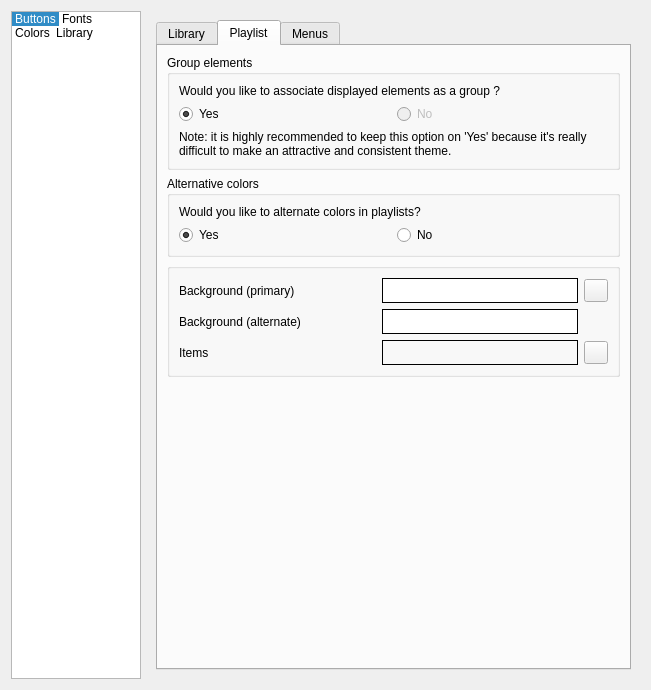
First picture: the form in code/src/customizetheme.ui, repository MBach/Miam-Player, before the edit.
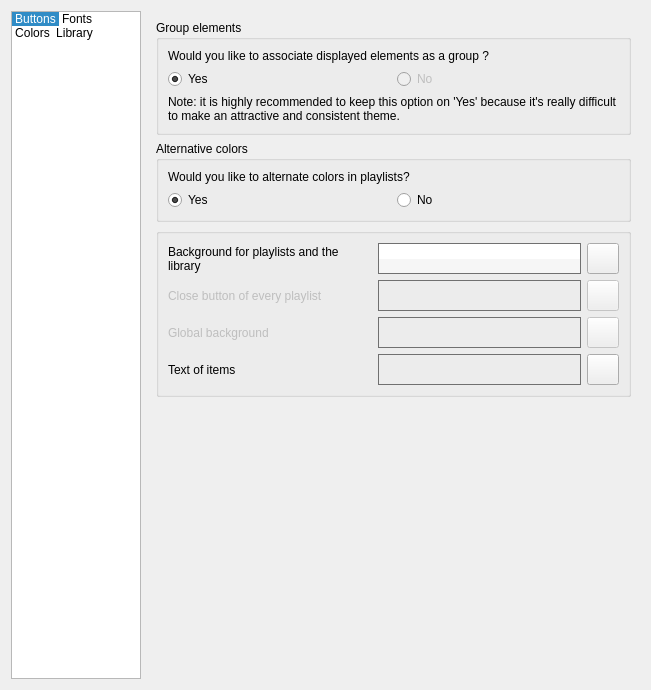
Second picture: the form after the edit. The open tabs and pages were chosen to show the change. Icons and pictures are not drawn. Custom widgets are drawn as their Qt base class.

Commit message: Customizing colors at runtime.

The edit to the form file:
```diff
--- a/code/src/customizetheme.ui
+++ b/code/src/customizetheme.ui
@@ -982,22 +982,7 @@
       </layout>
      </widget>
      <widget class="QWidget" name="page_3">
-      <layout class="QHBoxLayout" name="horizontalLayout_5">
-       <item>
-        <widget class="QTabWidget" name="tabWidgetColors">
-         <property name="currentIndex">
-          <number>0</number>
-         </property>
-         <widget class="QWidget" name="tab">
-          <attribute name="title">
-           <string>Library</string>
-          </attribute>
-         </widget>
-         <widget class="QWidget" name="tab_2">
-          <attribute name="title">
-           <string>Playlist</string>
-          </attribute>
-          <layout class="QVBoxLayout" name="verticalLayout_7">
+      <layout class="QVBoxLayout" name="verticalLayout_12">
            <item>
             <widget class="QGroupBox" name="groupBox_3">
              <property name="title">
@@ -1097,78 +1082,191 @@
               <string/>
              </property>
              <layout class="QGridLayout" name="gridLayout_6">
-              <item row="2" column="1">
-               <widget class="QWidget" name="itemColorWidget" native="true">
+          <item row="4" column="1">
+           <widget class="Reflector" name="itemColorWidget" native="true">
                 <property name="minimumSize">
                  <size>
                   <width>0</width>
-                  <height>25</height>
+              <height>30</height>
                  </size>
                 </property>
                 <property name="styleSheet">
-                 <string notr="true">QWidget{border: 1px solid black}</string>
+             <string notr="true">QWidget{border: 1px solid #707070}</string>
                 </property>
                </widget>
               </item>
-              <item row="0" column="1">
-               <widget class="QWidget" name="bgPrimaryColorWidget" native="true">
+          <item row="3" column="1">
+           <widget class="Reflector" name="globalBackgroundColorWidget" native="true">
                 <property name="minimumSize">
                  <size>
                   <width>0</width>
-                  <height>25</height>
+              <height>30</height>
                  </size>
                 </property>
                 <property name="styleSheet">
-                 <string notr="true">QWidget{border: 1px solid black; background-color: #FFFFFF}</string>
+             <string notr="true">QWidget{border: 1px solid #707070}</string>
+            </property>
+           </widget>
+          </item>
+          <item row="3" column="0">
+           <widget class="QLabel" name="labelGlobalBackground">
+            <property name="enabled">
+             <bool>false</bool>
+            </property>
+            <property name="text">
+             <string>Global background</string>
+            </property>
+           </widget>
+          </item>
+          <item row="1" column="2">
+           <widget class="QToolButton" name="bgPrimaryColorToolButton">
+            <property name="text">
+             <string/>
+            </property>
+            <property name="icon">
+             <iconset resource="mmmmp.qrc">
+              <normaloff>:/config/palette</normaloff>:/config/palette</iconset>
+            </property>
+            <property name="iconSize">
+             <size>
+              <width>24</width>
+              <height>24</height>
+             </size>
+            </property>
+           </widget>
+          </item>
+          <item row="3" column="2">
+           <widget class="QToolButton" name="globalBackgroundColorToolButton">
+            <property name="enabled">
+             <bool>false</bool>
+            </property>
+            <property name="text">
+             <string/>
+            </property>
+            <property name="icon">
+             <iconset resource="mmmmp.qrc">
+              <normaloff>:/config/palette</normaloff>:/config/palette</iconset>
+            </property>
+            <property name="iconSize">
+             <size>
+              <width>24</width>
+              <height>24</height>
+             </size>
                 </property>
                </widget>
               </item>
               <item row="1" column="1">
+           <layout class="QVBoxLayout" name="verticalLayout_11">
+            <property name="spacing">
+             <number>0</number>
+            </property>
+            <item>
+             <widget class="Reflector" name="bgPrimaryColorWidget" native="true">
+              <property name="minimumSize">
+               <size>
+                <width>0</width>
+                <height>14</height>
+               </size>
+              </property>
+              <property name="styleSheet">
+               <string notr="true">QWidget{border: 1px solid #707070; border-bottom: 0px; background-color: #FFFFFF}</string>
+              </property>
+             </widget>
+            </item>
+            <item>
                <widget class="QWidget" name="bgAlternateColorWidget" native="true">
                 <property name="minimumSize">
                  <size>
                   <width>0</width>
-                  <height>25</height>
+                <height>14</height>
                  </size>
                 </property>
                 <property name="styleSheet">
-                 <string notr="true">QWidget{border: 1px solid black; background-color: #FFFFFF}</string>
+               <string notr="true">QWidget{border: 1px solid #707070; border-top: 0px; background-color: #F6F6F6}</string>
                 </property>
                </widget>
               </item>
-              <item row="1" column="0">
-               <widget class="QLabel" name="labelBackgroundAlternate">
-                <property name="text">
-                 <string>Background (alternate)</string>
-                </property>
-               </widget>
-              </item>
-              <item row="0" column="0">
-               <widget class="QLabel" name="labelBackgroundPrimary">
-                <property name="text">
-                 <string>Background (primary)</string>
-                </property>
-               </widget>
-              </item>
-              <item row="2" column="0">
+           </layout>
+          </item>
+          <item row="4" column="0">
                <widget class="QLabel" name="labelItems">
                 <property name="text">
-                 <string>Items</string>
+             <string>Text of items</string>
                 </property>
                </widget>
               </item>
-              <item row="0" column="2">
-               <widget class="QToolButton" name="bgPrimaryColorToolButton">
-                <property name="text">
-                 <string/>
-                </property>
-               </widget>
-              </item>
-              <item row="2" column="2">
+          <item row="4" column="2">
                <widget class="QToolButton" name="itemColorToolButton">
                 <property name="text">
                  <string/>
                 </property>
+            <property name="icon">
+             <iconset resource="mmmmp.qrc">
+              <normaloff>:/config/palette</normaloff>:/config/palette</iconset>
+            </property>
+            <property name="iconSize">
+             <size>
+              <width>24</width>
+              <height>24</height>
+             </size>
+            </property>
+           </widget>
+          </item>
+          <item row="1" column="0">
+           <layout class="QVBoxLayout" name="verticalLayout_10">
+            <item>
+             <widget class="QLabel" name="labelBackgroundPrimary">
+              <property name="text">
+               <string>Background for playlists and the library</string>
+              </property>
+              <property name="wordWrap">
+               <bool>true</bool>
+              </property>
+             </widget>
+            </item>
+           </layout>
+          </item>
+          <item row="2" column="0">
+           <widget class="QLabel" name="labelCloseButton">
+            <property name="enabled">
+             <bool>false</bool>
+            </property>
+            <property name="text">
+             <string>Close button of every playlist</string>
+            </property>
+           </widget>
+          </item>
+          <item row="2" column="1">
+           <widget class="Reflector" name="closeButtonColorWidget" native="true">
+            <property name="minimumSize">
+             <size>
+              <width>0</width>
+              <height>30</height>
+             </size>
+            </property>
+            <property name="styleSheet">
+             <string notr="true">QWidget{border: 1px solid #707070}</string>
+            </property>
+           </widget>
+          </item>
+          <item row="2" column="2">
+           <widget class="QToolButton" name="closeButtonToolButton">
+            <property name="enabled">
+             <bool>false</bool>
+            </property>
+            <property name="text">
+             <string/>
+            </property>
+            <property name="icon">
+             <iconset resource="mmmmp.qrc">
+              <normaloff>:/config/palette</normaloff>:/config/palette</iconset>
+            </property>
+            <property name="iconSize">
+             <size>
+              <width>24</width>
+              <height>24</height>
+             </size>
+            </property>
                </widget>
               </item>
              </layout>
@@ -1189,15 +1287,6 @@
            </item>
           </layout>
          </widget>
-         <widget class="QWidget" name="tab_3">
-          <attribute name="title">
-           <string>Menus</string>
-          </attribute>
-         </widget>
-        </widget>
-       </item>
-      </layout>
-     </widget>
      <widget class="QWidget" name="page_4">
       <layout class="QVBoxLayout" name="verticalLayout_3">
        <item>
@@ -1395,6 +1484,14 @@
    </item>
   </layout>
  </widget>
+ <customwidgets>
+  <customwidget>
+   <class>Reflector</class>
+   <extends>QWidget</extends>
+   <header>reflector.h</header>
+   <container>1</container>
+  </customwidget>
+ </customwidgets>
  <resources>
   <include location="mmmmp.qrc"/>
  </resources>
```
Lines whose indentation alone changed are shown as unchanged. The commit also changes 33 other files.
